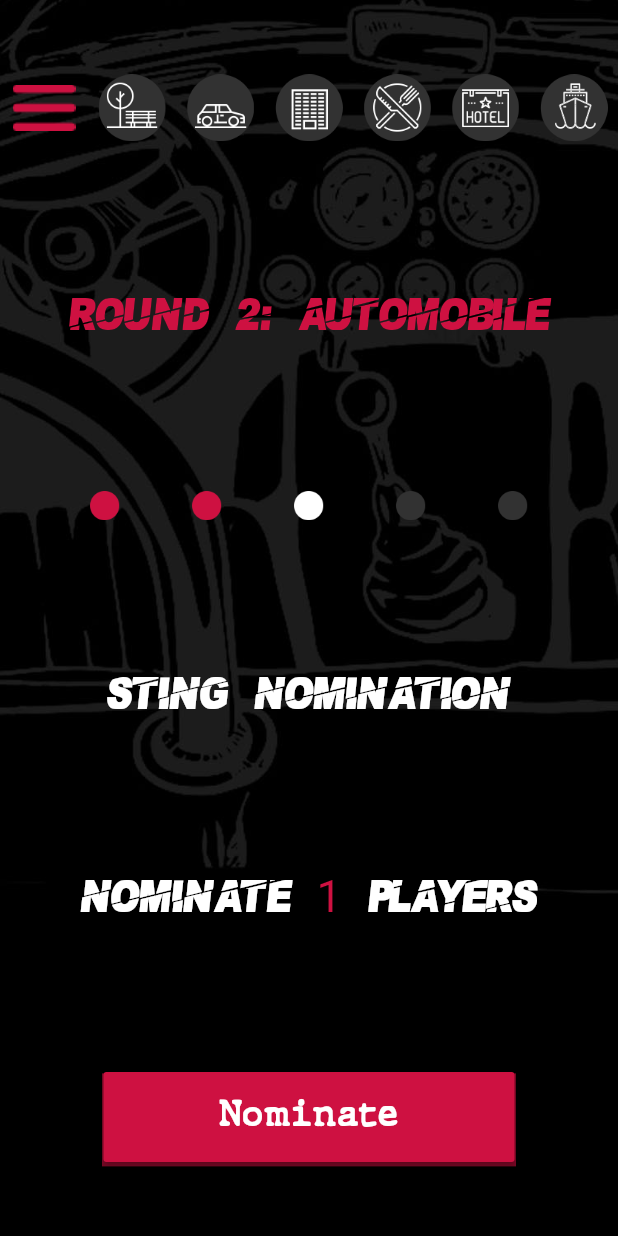
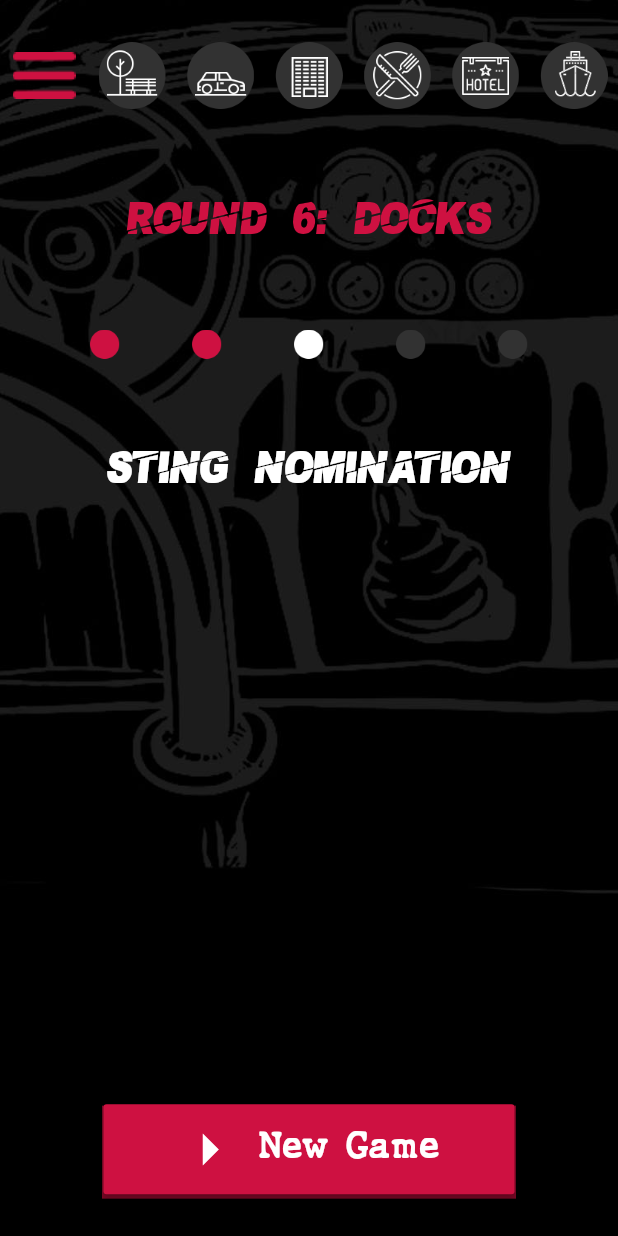
Before and after one commit to YuriiVasylyshyn/test_linkup, a Flutter app: the StingNomination screen opened directly, after a tap on "Nominate", on a phone screen of 412 x 824 dp. Run offline on Flutter 3.47's test engine with Material 2 defaults, Android fonts, the phone set to English and light mode, and no system bars.

Commit message:
11.01.20

```diff
--- /dev/null
+++ b/lib/StingNomination.dart
@@ -0,0 +1,185 @@
+import 'package:flutter/material.dart';
+import 'dart:math';
+
+import 'package:test_linkup/VoteScreen.dart';
+
+class StingNomination extends StatefulWidget {
+  @override
+  createState() => new _StingNominationState();
+}
+
+class _StingNominationState extends State<StingNomination> {
+  int randomnum;
+  Random rand = Random();
+
+  int RandNum(n) {
+    return randomnum = rand.nextInt(n) + 1;
+  }
+
+  _StingNominationState() {
+    this.randomnum = RandNum(5);
+  }
+
+  List players = [];
+
+  @override
+  Widget build(BuildContext context) {
+    return Scaffold(
+      body: Stack(
+        children: <Widget>[
+          Container(
+            decoration: BoxDecoration(
+              image: DecorationImage(
+                image: AssetImage('assets/bg2.jpg'),
+                fit: BoxFit.cover,
+              ),
+            ),
+          ),
+          Column(
+            mainAxisAlignment: MainAxisAlignment.spaceAround,
+            children: <Widget>[
+              Row(
+                mainAxisAlignment: MainAxisAlignment.spaceAround,
+                children: <Widget>[
+                  Image(
+                    image: AssetImage('icons/menu.png'),
+                    height: 45,
+                    width: 45,
+                  ),
+                  Image(
+                    image: AssetImage('icons/street.png'),
+                    height: 45,
+                    width: 45,
+                  ),
+                  Image(
+                    image: AssetImage('icons/car.png'),
+                    height: 45,
+                    width: 45,
+                  ),
+                  Image(
+                    image: AssetImage('icons/appartment.png'),
+                    height: 45,
+                    width: 45,
+                  ),
+                  Image(
+                    image: AssetImage('icons/plate.png'),
+                    height: 45,
+                    width: 45,
+                  ),
+                  Image(
+                    image: AssetImage('icons/hotel.png'),
+                    height: 45,
+                    width: 45,
+                  ),
+                  Image(
+                    image: AssetImage('icons/docks.png'),
+                    height: 45,
+                    width: 45,
+                  ),
+                ],
+              ),
+              Text(
+                "ROUND 2: AUTOMOBILE",
+                style: TextStyle(
+                  color: Color.fromRGBO(206, 17, 65, 1),
+                  fontFamily: 'PaybAck',
+                  fontSize: 30,
+                ),
+              ),
+              Padding(
+                padding: EdgeInsets.fromLTRB(60, 0, 60, 0),
+                child: Row(
+                  mainAxisAlignment: MainAxisAlignment.spaceBetween,
+                  children: <Widget>[
+                    Image(
+                      image: AssetImage('icons/redcircle.png'),
+                      height: 20,
+                      width: 20,
+                    ),
+                    Image(
+                      image: AssetImage('icons/redcircle.png'),
+                      height: 20,
+                      width: 20,
+                    ),
+                    Image(
+                      image: AssetImage('icons/whitecircle.png'),
+                      height: 20,
+                      width: 20,
+                    ),
+                    Image(
+                      image: AssetImage('icons/blackcircle.png'),
+                      height: 20,
+                      width: 20,
+                    ),
+                    Image(
+                      image: AssetImage('icons/blackcircle.png'),
+                      height: 20,
+                      width: 20,
+                    ),
+                  ],
+                ),
+              ),
+              Text(
+                "STING NOMINATION",
+                style: TextStyle(
+                  color: Colors.white,
+                  fontFamily: 'PaybAck',
+                  fontSize: 30,
+                ),
+              ),
+              RichText(
+                text: TextSpan(
+                  style: TextStyle(
+                    color: Colors.white,
+                    fontFamily: 'PaybAck',
+                    fontSize: 30,
+                  ),
+                  children: [
+                    TextSpan(text: "NOMINATE "),
+                    TextSpan(
+                      text: '$randomnum',
+                      style: TextStyle(
+                        color: Color.fromRGBO(206, 17, 65, 1),
+                      ),
+                    ),
+                    TextSpan(text: " PLAYERS"),
+                  ],
+                ),
+              ),
+              Container(
+                height: 60.0,
+                width: 274.0,
+                decoration: BoxDecoration(
+                  boxShadow: [
+                    BoxShadow(
+                      color: Color.fromRGBO(123, 7, 37, 1),
+                      spreadRadius: 1,
+                      offset: Offset(0, 2),
+                    ),
+                  ],
+                ),
+                child: RaisedButton(
+                  onPressed: () {
+                Navigator.push(
+                  context,
+                  MaterialPageRoute(builder: (context) => VoteScreen()),
+                );
+                  },
+                  child: Text(
+                    'Nominate',
+                    style: TextStyle(
+                      fontSize: 25,
+                      fontFamily: 'Typewriter',
+                      color: Colors.white,
+                    ),
+                  ),
+                  color: Color.fromRGBO(206, 17, 65, 1),
+                ),
+              ),
+            ],
+          ),
+        ],
+      ),
+    );
+  }
+}
--- /dev/null
+++ b/lib/VoteScreen.dart
@@ -0,0 +1,151 @@
+import 'package:flutter/material.dart';
+
+class VoteScreen extends StatefulWidget {
+  @override
+  _VoteScreenState createState() => _VoteScreenState();
+}
+
+class _VoteScreenState extends State<VoteScreen> {
+  @override
+  Widget build(BuildContext context) {
+    return Scaffold(
+      body: Stack(
+        children: <Widget>[
+          Container(
+            decoration: BoxDecoration(
+              image: DecorationImage(
+                image: AssetImage('assets/bg2.jpg'),
+                fit: BoxFit.cover,
+              ),
+            ),
+          ),
+          Column(
+            mainAxisAlignment: MainAxisAlignment.spaceAround,
+            children: <Widget>[
+              Row(
+                mainAxisAlignment: MainAxisAlignment.spaceAround,
+                children: <Widget>[
+                  Image(
+                    image: AssetImage('icons/menu.png'),
+                    height: 45,
+                    width: 45,
+                  ),
+                  Image(
+                    image: AssetImage('icons/street.png'),
+                    height: 45,
+                    width: 45,
+                  ),
+                  Image(
+                    image: AssetImage('icons/car.png'),
+                    height: 45,
+                    width: 45,
+                  ),
+                  Image(
+                    image: AssetImage('icons/appartment.png'),
+                    height: 45,
+                    width: 45,
+                  ),
+                  Image(
+                    image: AssetImage('icons/plate.png'),
+                    height: 45,
+                    width: 45,
+                  ),
+                  Image(
+                    image: AssetImage('icons/hotel.png'),
+                    height: 45,
+                    width: 45,
+                  ),
+                  Image(
+                    image: AssetImage('icons/docks.png'),
+                    height: 45,
+                    width: 45,
+                  ),
+                ],
+              ),
+              Text(
+                "ROUND 6: DOCKS",
+                style: TextStyle(
+                  color: Color.fromRGBO(206, 17, 65, 1),
+                  fontFamily: 'PaybAck',
+                  fontSize: 30,
+                ),
+              ),
+              Padding(
+                padding: EdgeInsets.fromLTRB(60, 0, 60, 0),
+                child: Row(
+                  mainAxisAlignment: MainAxisAlignment.spaceBetween,
+                  children: <Widget>[
+                    Image(
+                      image: AssetImage('icons/redcircle.png'),
+                      height: 20,
+                      width: 20,
+                    ),
+                    Image(
+                      image: AssetImage('icons/redcircle.png'),
+                      height: 20,
+                      width: 20,
+                    ),
+                    Image(
+                      image: AssetImage('icons/whitecircle.png'),
+                      height: 20,
+                      width: 20,
+                    ),
+                    Image(
+                      image: AssetImage('icons/blackcircle.png'),
+                      height: 20,
+                      width: 20,
+                    ),
+                    Image(
+                      image: AssetImage('icons/blackcircle.png'),
+                      height: 20,
+                      width: 20,
+                    ),
+                  ],
+                ),
+              ),
+              Text(
+                "STING NOMINATION",
+                style: TextStyle(
+                  color: Colors.white,
+                  fontFamily: 'PaybAck',
+                  fontSize: 30,
+                ),
+              ),
+              Container(
+            height: 60.0,
+            width: 274.0,
+            margin: EdgeInsets.fromLTRB(0, 350, 0, 0),
+            decoration: BoxDecoration(
+              boxShadow: [
+                BoxShadow(
+                  color: Color.fromRGBO(123, 7, 37, 1),
+                  spreadRadius: 1,
+                  offset: Offset(0, 2),
+                ),
+              ],
+            ),
+            child: RaisedButton.icon(
+              onPressed: () {},
+              icon: Icon(
+                Icons.arrow_right,
+                color: Colors.white,
+                size: 50,
+              ),
+              label: Text(
+                'New Game',
+                style: TextStyle(
+                  fontSize: 25,
+                  fontFamily: 'Typewriter',
+                  color: Colors.white,
+                ),
+              ),
+              color: Color.fromRGBO(206, 17, 65, 1),
+            ),
+          ),
+            ],
+          ),
+        ],
+      ),
+    );
+  }
+}
--- a/lib/main.dart
+++ b/lib/main.dart
@@ -1,5 +1,6 @@
 import 'package:flutter/material.dart';
-import 'dart:math';
+
+import 'package:test_linkup/StingNomination.dart';
 
 void main() => runApp(MaterialApp(
       debugShowCheckedModeBanner: false,
@@ -61,179 +62,3 @@ class Home extends StatelessWidget {
     );
   }
 }
-
-class StingNomination extends StatefulWidget {
-  @override
-  createState() => new _StingNominationState();
-}
-
-class _StingNominationState extends State<StingNomination> {
-  int randomnum;
-  Random rand = Random();
-
-  int RandNum(n) {
-    return randomnum = rand.nextInt(n) + 1;
-  }
-
-  _StingNominationState() {
-    this.randomnum = RandNum(5);
-  }
-
-  List players = [];
-
-  @override
-  Widget build(BuildContext context) {
-    return Scaffold(
-      body: Stack(
-        children: <Widget>[
-          Container(
-            decoration: BoxDecoration(
-              image: DecorationImage(
-                image: AssetImage('assets/bg2.jpg'),
-                fit: BoxFit.cover,
-              ),
-            ),
-          ),
-          Column(
-            mainAxisAlignment: MainAxisAlignment.spaceAround,
-            children: <Widget>[
-              Row(
-                mainAxisAlignment: MainAxisAlignment.spaceAround,
-                children: <Widget>[
-                  Image(
-                    image: AssetImage('icons/menu.png'),
-                    height: 45,
-                    width: 45,
-                  ),
-                  Image(
-                    image: AssetImage('icons/street.png'),
-                    height: 45,
-                    width: 45,
-                  ),
-                  Image(
-                    image: AssetImage('icons/car.png'),
-                    height: 45,
-                    width: 45,
-                  ),
-                  Image(
-                    image: AssetImage('icons/appartment.png'),
-                    height: 45,
-                    width: 45,
-                  ),
-                  Image(
-                    image: AssetImage('icons/plate.png'),
-                    height: 45,
-                    width: 45,
-                  ),
-                  Image(
-                    image: AssetImage('icons/hotel.png'),
-                    height: 45,
-                    width: 45,
-                  ),
-                  Image(
-                    image: AssetImage('icons/docks.png'),
-                    height: 45,
-                    width: 45,
-                  ),
-                ],
-              ),
-              Text(
-                "ROUND 2: AUTOMOBILE",
-                style: TextStyle(
-                  color: Color.fromRGBO(206, 17, 65, 1),
-                  fontFamily: 'PaybAck',
-                  fontSize: 30,
-                ),
-              ),
-              Padding(
-                padding: EdgeInsets.fromLTRB(60, 0, 60, 0),
-                child: Row(
-                  mainAxisAlignment: MainAxisAlignment.spaceBetween,
-                  children: <Widget>[
-                    Image(
-                      image: AssetImage('icons/redcircle.png'),
-                      height: 20,
-                      width: 20,
-                    ),
-                    Image(
-                      image: AssetImage('icons/redcircle.png'),
-                      height: 20,
-                      width: 20,
-                    ),
-                    Image(
-                      image: AssetImage('icons/whitecircle.png'),
-                      height: 20,
-                      width: 20,
-                    ),
-                    Image(
-                      image: AssetImage('icons/blackcircle.png'),
-                      height: 20,
-                      width: 20,
-                    ),
-                    Image(
-                      image: AssetImage('icons/blackcircle.png'),
-                      height: 20,
-                      width: 20,
-                    ),
-                  ],
-                ),
-              ),
-              Text(
-                "STING NOMINATION",
-                style: TextStyle(
-                  color: Colors.white,
-                  fontFamily: 'PaybAck',
-                  fontSize: 30,
-                ),
-              ),
-              RichText(
-                text: TextSpan(
-                  style: TextStyle(
-                    color: Colors.white,
-                    fontFamily: 'PaybAck',
-                    fontSize: 30,
-                  ),
-                  children: [
-                    TextSpan(text: "NOMINATE "),
-                    TextSpan(
-                      text: '$randomnum',
-                      style: TextStyle(
-                        color: Color.fromRGBO(206, 17, 65, 1),
-                      ),
-                    ),
-                    TextSpan(text: " PLAYERS"),
-                  ],
-                ),
-              ),
-              Container(
-                height: 60.0,
-                width: 274.0,
-                decoration: BoxDecoration(
-                  boxShadow: [
-                    BoxShadow(
-                      color: Color.fromRGBO(123, 7, 37, 1),
-                      spreadRadius: 1,
-                      offset: Offset(0, 2),
-                    ),
-                  ],
-                ),
-                child: RaisedButton(
-                  onPressed: () {},
-                  child: Text(
-                    'Nominate',
-                    style: TextStyle(
-                      fontSize: 25,
-                      fontFamily: 'Typewriter',
-                      color: Colors.white,
-                    ),
-                  ),
-                  color: Color.fromRGBO(206, 17, 65, 1),
-                ),
-              ),
-            ],
-          ),
-        ],
-      ),
-    );
-  }
-}
```
Also changed, not shown: 11 other files.
